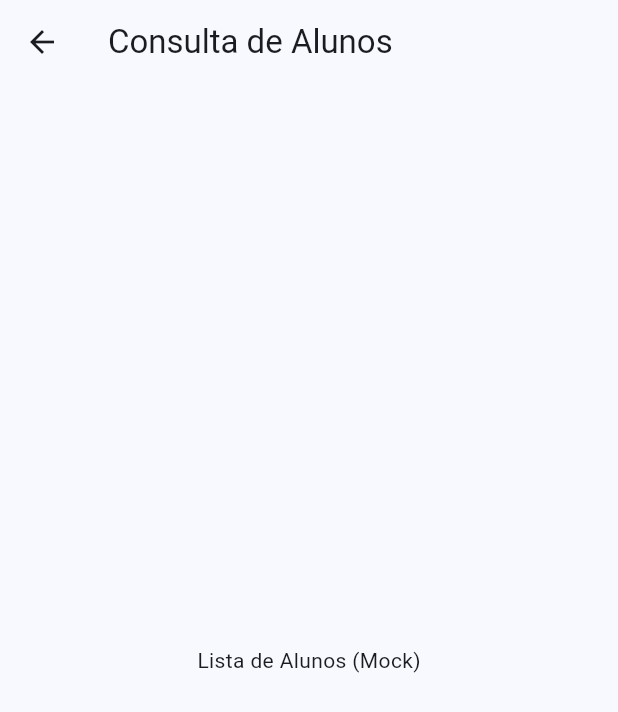
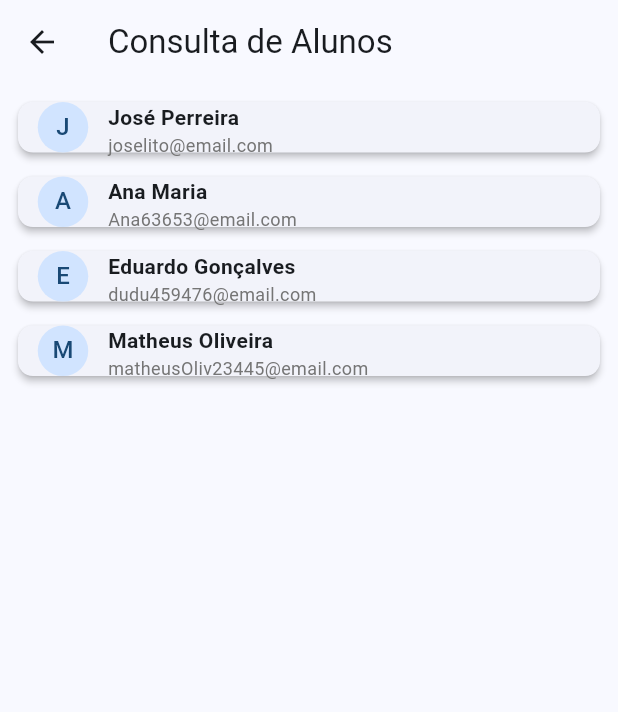
Before and after one commit to FelipeVieira4/gabarito_plus, a Flutter app: the ConsultaAluno screen opened directly, on a phone screen of 412 x 824 dp. Shown: the top 712 px of the screen. Run offline on Flutter 3.47's test engine with Material 3 defaults, Android fonts, the phone set to English and light mode, and no system bars.

Commit message:
feat: iniciado desenvolvimento da consulta

```diff
--- /dev/null
+++ b/lib/mocks/mock_aluno.dart
@@ -0,0 +1,30 @@
+import '../models/aluno.dart';
+
+final Aluno alunoMock = Aluno(
+  id: '1',
+  nome: 'José Perreira',
+  email: 'joselito@email.com',
+);
+
+
+final List<Aluno> listaAlunos = <Aluno>[
+  Aluno(id: '1',
+    nome: 'José Perreira',
+    email: 'joselito@email.com'
+  ),
+  Aluno(
+    id: '2',
+    nome: 'Ana Maria',
+    email: 'Ana63653@email.com'
+  ),
+  Aluno(
+    id: '3',
+    nome: 'Eduardo Gonçalves',
+    email: 'dudu459476@email.com'
+  ),
+  Aluno(
+    id: '4',
+    nome: 'Matheus Oliveira',
+    email: 'matheusOliv23445@email.com'
+  )
+];
--- /dev/null
+++ b/lib/models/aluno.dart
@@ -0,0 +1,11 @@
+class Aluno {
+  final String id;  // mantido como String possível código serial como identificar
+  final String nome;
+  final String email;
+
+  Aluno({
+    required this.id,
+    required this.nome,
+    required this.email,
+  });
+}
--- a/lib/views/alunos/consulta_aluno.dart
+++ b/lib/views/alunos/consulta_aluno.dart
@@ -1,4 +1,5 @@
 import 'package:flutter/material.dart';
+import 'package:gabarito_plus/mocks/mock_aluno.dart';
 
 class ConsultaAluno extends StatelessWidget {
   const ConsultaAluno({super.key});
@@ -9,8 +10,65 @@ class ConsultaAluno extends StatelessWidget {
       appBar: AppBar(
         title: const Text('Consulta de Alunos'),
       ),
-      body: const Center(
-        child: Text('Lista de Alunos (Mock)'),
+      body: Padding(
+        padding: const EdgeInsets.all(8.0),
+        child: GridView.builder(
+          itemCount: listaAlunos.length,
+          gridDelegate: const SliverGridDelegateWithFixedCrossAxisCount(
+            crossAxisCount: 1,
+            crossAxisSpacing: 8,
+            mainAxisSpacing: 8,
+            childAspectRatio: 9.5, // Altura ideal para conter avatar + textos na horizontal
+          ),
+          itemBuilder: (context, index) {
+            final aluno = listaAlunos[index];
+
+            return Card(
+              elevation: 2,
+              shape: RoundedRectangleBorder(
+                borderRadius: BorderRadius.circular(10),
+              ),
+              child: Padding(
+                padding: const EdgeInsets.symmetric(horizontal: 12.0),
+                child: Row(
+                  children: [
+                    CircleAvatar(
+                      radius: 18,
+                      child: Text(aluno.nome[0]),
+                    ),
+                    const SizedBox(width: 12),
+                    Expanded(
+                      child: Column(
+                        mainAxisAlignment: MainAxisAlignment.center,
+                        crossAxisAlignment: CrossAxisAlignment.start,
+                        children: [
+                          Text(
+                            aluno.nome,
+                            style: const TextStyle(
+                              fontWeight: FontWeight.bold,
+                              fontSize: 14,
+                            ),
+                            maxLines: 1,
+                            overflow: TextOverflow.ellipsis,
+                          ),
+                          Text(
+                            aluno.email,
+                            style: TextStyle(
+                              color: Colors.grey[600],
+                              fontSize: 12,
+                            ),
+                            maxLines: 1,
+                            overflow: TextOverflow.ellipsis,
+                          ),
+                        ],
+                      ),
+                    ),
+                  ],
+                ),
+              ),
+            );
+          },
+        ),
       ),
     );
   }
```
